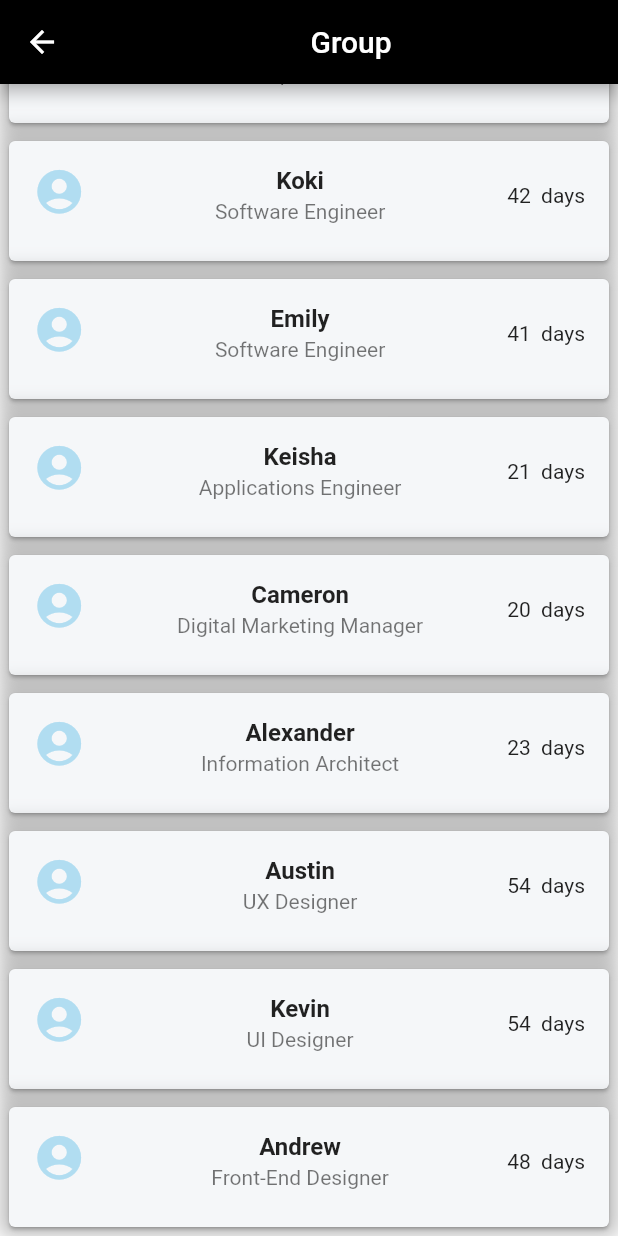
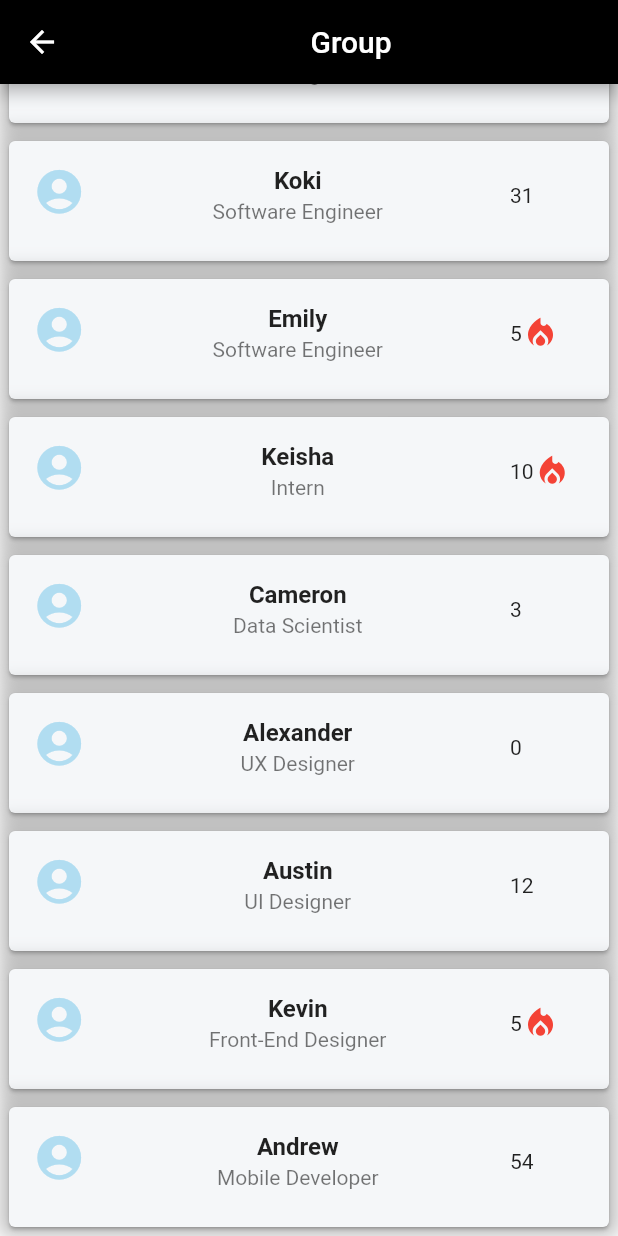
Before and after one commit to TylerKerch/hi_five, a Flutter app: the GroupScreen screen opened directly, scrolled down 520 dp, on a phone screen of 412 x 824 dp. Run offline on Flutter 3.47's test engine with Material 2 defaults, Android fonts, the phone set to English and light mode, and no system bars; our stand-ins replace cloud_firestore, firebase_auth, firebase_core; accounts and stored records are empty; generated files the repository leaves out were written again.

Commit message:
updated feed screen and group screen

```diff
--- a/lib/screens/feed_screen.dart
+++ b/lib/screens/feed_screen.dart
@@ -1,9 +1,16 @@
 import 'package:flutter/material.dart';
 
+// GET URL OF IMAGES FROM CLOUD STORAGE
 List<String> userImages = <String>[
   'assets/images/testpost.jpg',
   'assets/images/testpost2.jpg',
   'assets/images/testpost3.jpg',
+];
+
+List<String> employeePair = <String>[
+  'The boys',
+  'Tyler and Sean',
+  'Tyler and Koki'
 ];
 
 class FeedScreen extends StatefulWidget {
@@ -12,6 +19,30 @@ class FeedScreen extends StatefulWidget {
   @override
   FeedScreenState createState() => FeedScreenState();
 }
+
+
+class LikeWidget extends StatefulWidget {
+  const LikeWidget({Key? key}) : super(key: key);
+
+  @override
+  State<LikeWidget> createState() => _LikeWidgetState();
+}
+
+class _LikeWidgetState extends State<LikeWidget> {
+  bool isPressed = false;
+  @override
+  Widget build(BuildContext context) {
+    return IconButton(
+        onPressed: () {
+          setState(() {
+            isPressed = !isPressed;
+          });
+        },
+        color: isPressed ? const Color(0xFFFDDA0D) : Colors.black,
+        icon: const Icon(Icons.thumb_up_sharp));
+  }
+}
+
 
 class FeedScreenState extends State<FeedScreen> {
   @override
@@ -29,10 +60,32 @@ class FeedScreenState extends State<FeedScreen> {
         ),
       ),
       body: ListView.builder(
+        physics: const BouncingScrollPhysics(),
         itemCount: userImages.length,
         itemBuilder: (BuildContext context, int index) {
-          return Container(
-            child: Image.asset(userImages[index]),
+          return Card(
+            clipBehavior: Clip.antiAliasWithSaveLayer,
+            shape: const RoundedRectangleBorder( borderRadius: BorderRadius.all(Radius.circular(20))),
+            elevation: 30,
+            margin: const EdgeInsets.all(15),
+            shadowColor: const Color(0xFF7fb1ff),
+            child: Column (
+              children: [
+                Row(
+                  mainAxisSize: MainAxisSize.max,
+                  mainAxisAlignment: MainAxisAlignment.start,
+                  children: [
+                    // PROFILE PICTURE INSIDE CONTAINER
+                    Container(padding: EdgeInsets.fromLTRB(10, 10, 10, 10),child: CircleAvatar(child: Icon(Icons.account_circle_sharp)),),
+                    // USERNAME TO BE INSERTED
+                    Text(employeePair[index]),
+                    Expanded(child: Container (alignment: Alignment.centerRight, padding: EdgeInsets.fromLTRB(0, 0, 10, 0), child: LikeWidget()))
+                  ],
+                ),
+                // DISPLAY IMAGE FROM ARRAY
+                Image.asset(userImages[index])
+              ],
+            ),
           );
         },
       )
--- a/lib/screens/group_screen.dart
+++ b/lib/screens/group_screen.dart
@@ -1,5 +1,17 @@
 import 'package:flutter/material.dart';
 import 'dart:math';
+
+class Employee {
+  String name = "";
+  int streakCount = 0;
+  String position = "";
+
+  Employee(String n, int sCount, String p) {
+    name = n;
+    streakCount = sCount;
+    position = p;
+  }
+}
 
 class GroupScreen extends StatefulWidget {
   const GroupScreen({Key? key}) : super(key: key);
@@ -16,48 +28,27 @@ class GroupScreenState extends State<GroupScreen> {
 
   @override
   Widget build(BuildContext context) {
-    // 14 entries
-    List<String> entries = <String>[
-      'Caleb',
-      'Aaron',
-      'Erik',
-      'Tyler',
-      'Nathan',
-      'Sean',
-      'Koki',
-      'Emily',
-      'Keisha',
-      'Cameron',
-      'Alexander',
-      'Austin',
-      'Kevin',
-      'Andrew'
+    // 14 entries, Employee list and positions
+    List<Employee> entries = <Employee>[
+      Employee('Caleb', 5, 'CEO'),
+      Employee('Aaron', 3, 'Manager'),
+      Employee('Erik', 5, 'Product Manager'),
+      Employee('Tyler', 21, 'Business analyst'),
+      Employee('Nathan', 41, 'Business Analyst'),
+      Employee('Sean', 21, 'Sales Engineer'),
+      Employee('Koki', 31, 'Software Engineer'),
+      Employee('Emily', 5, 'Software Engineer'),
+      Employee('Keisha', 10, 'Intern'),
+      Employee('Cameron', 3, 'Data Scientist'),
+      Employee('Alexander', 0, 'UX Designer'),
+      Employee('Austin', 12, 'UI Designer'),
+      Employee('Kevin', 5, 'Front-End Designer'),
+      Employee('Andrew', 54, 'Mobile Developer')
     ];
-    List<String> positions = <String>[
-      'Chief marketing officer',
-      'Manager',
-      'Product Manager',
-      'Business analyst',
-      'Business analyst',
-      'Sales representative',
-      'Software Engineer',
-      'Software Engineer',
-      'Applications Engineer',
-      'Digital Marketing Manager',
-      'Information Architect',
-      'UX Designer',
-      'UI Designer',
-      'Front-End Designer'
-    ];
+    bool fiveStreak(int sCount) {
+      return (sCount % 5 == 0) && (sCount != 0);
+    }
 
-    Random random = new Random();
-    var streaks = List<int>.generate(
-      entries.length,
-      (index) {
-        int num = random.nextInt(70);
-        return num;
-      },
-    );
     return Scaffold(
       backgroundColor: Colors.white,
       appBar: AppBar(
@@ -67,20 +58,16 @@ class GroupScreenState extends State<GroupScreen> {
         ),
       ),
       body: ListView.builder(
+        physics: const BouncingScrollPhysics(),
         itemCount: entries.length,
         itemBuilder: (name, index) {
-          // return ListTile(
-          //   leading: const Icon(Icons.account_circle_sharp),
-          //   title: Text(entries[index]),
-          //   trailing: Text("${streaks[index]} days"),
-          // );
           return Container(
-              padding: EdgeInsets.all(2),
-              decoration: new BoxDecoration(boxShadow: [
-                new BoxShadow(color: Colors.black26, blurRadius: 10)
+              padding: const EdgeInsets.all(2),
+              decoration: const BoxDecoration(boxShadow: [
+                BoxShadow(color: Colors.black26, blurRadius: 10)
               ]),
               child: Card(
-                  color: Color(0xFFf5f7f9),
+                  color: const Color(0xFFf5f7f9),
                   child: SizedBox(
                       width: 300,
                       height: 80,
@@ -88,16 +75,30 @@ class GroupScreenState extends State<GroupScreen> {
                         mainAxisSize: MainAxisSize.min,
                         children: [
                           ListTile(
-                            leading: Icon(Icons.account_circle_sharp,
-                                size: 35, color: Color(0xFFb1ddf1)),
+                            leading: Container(
+                              padding: const EdgeInsets.fromLTRB(0, 0, 50, 0),
+                              child: const Icon(Icons.account_circle_sharp,
+                                  size: 35, color: Color(0xFFb1ddf1)),
+                            ),
                             title: Center(
                                 child: Text(
-                              entries[index],
+                              entries[index].name,
                               style:
                                   const TextStyle(fontWeight: FontWeight.bold),
                             )),
-                            subtitle: Center(child: Text(positions[index])),
-                            trailing: Text('${streaks[index]}  days'),
+                            subtitle:
+                                Center(child: Text(entries[index].position)),
+                            trailing: SizedBox(
+                              width: 100,
+                              child: Center(
+                                child: Row(
+                                  children: [
+                                    Container(padding: const EdgeInsets.fromLTRB(50, 0, 0, 0),child: Text('${entries[index].streakCount}'),),
+                                    if(fiveStreak(entries[index].streakCount))  const Icon(Icons.local_fire_department, size: 25, color: Colors.red,)
+                                  ],
+                                ),
+                              ),
+                            )
                           ),
                         ],
                       ))));
```
